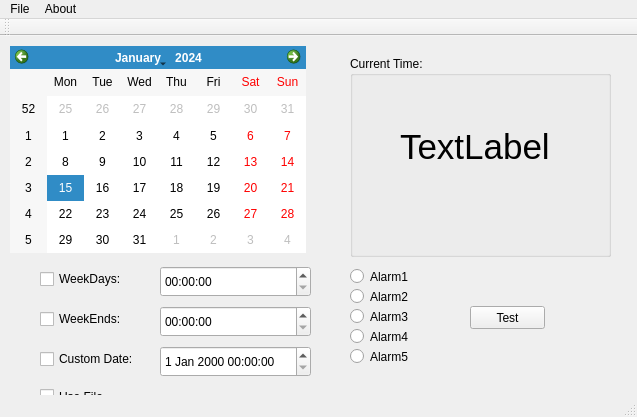
CountMurphy/QTalarm, file mainwindow.ui: the form before one commit.
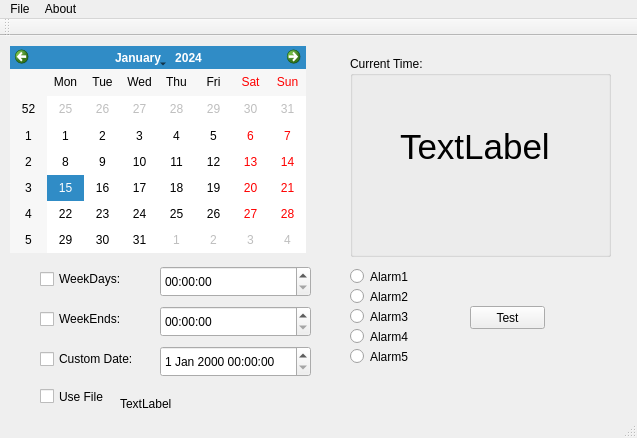
The form after the commit. Icons and pictures are not drawn.

Commit message: Made Gui a little bigger

```diff
--- a/mainwindow.ui
+++ b/mainwindow.ui
@@ -10,7 +10,7 @@
     <x>0</x>
     <y>0</y>
     <width>637</width>
-    <height>417</height>
+    <height>438</height>
    </rect>
   </property>
   <property name="windowTitle">
```
Left out of the diff: 2 changed lines with no effect on the pictures.
